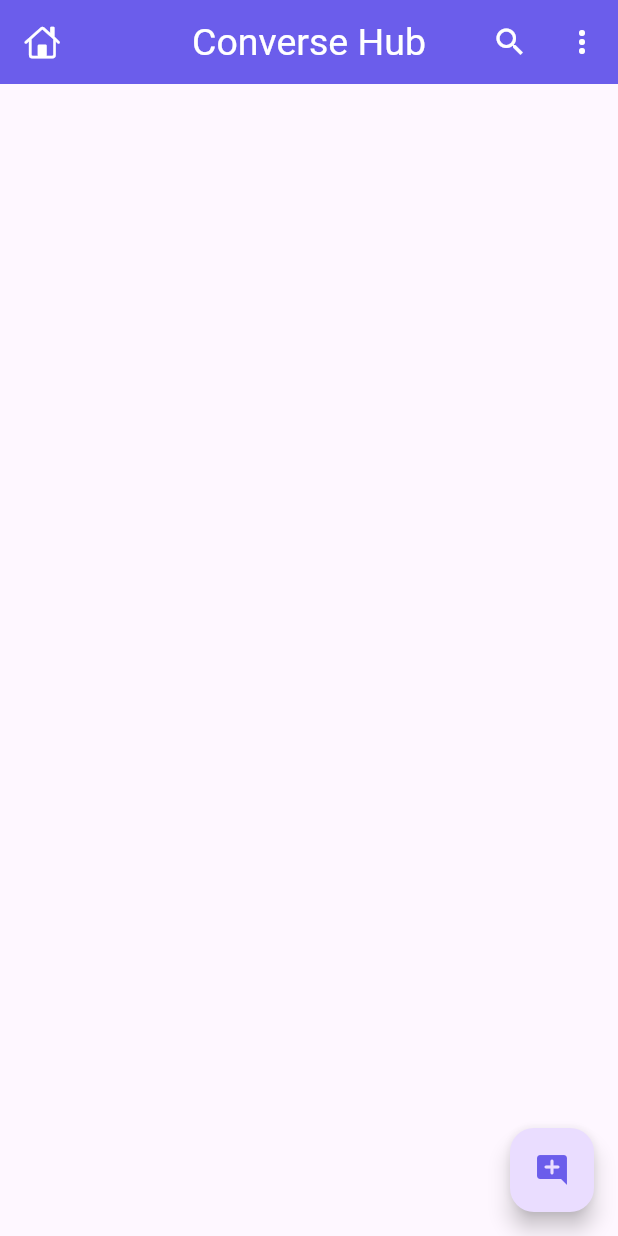
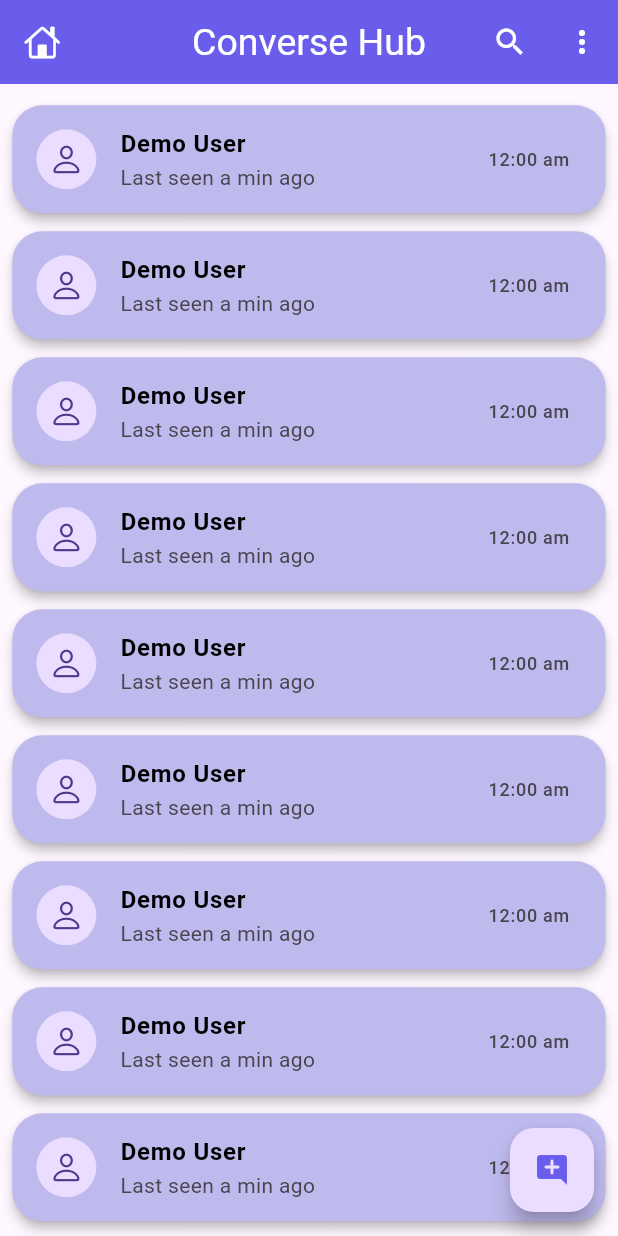
Before and after one commit to harsh082ip/ConverseHub-flutter, a Flutter app: the HomePage screen opened by its route, on a phone screen of 412 x 824 dp. Run offline on Flutter 3.47's test engine with Material 2 defaults, Android fonts, the phone set to English and light mode, and no system bars; our stand-ins replace animate_do, firebase_auth, firebase_core, google_fonts, google_sign_in; accounts and stored records are empty.

Commit message:
Added cards in Home Screen

```diff
--- /dev/null
+++ b/lib/Widgets/chatUserCards.dart
@@ -0,0 +1,44 @@
+import 'package:flutter/cupertino.dart';
+import 'package:flutter/material.dart';
+
+import '../constants/consts.dart';
+import '../main.dart';
+
+class ChatUserCards extends StatefulWidget {
+  const ChatUserCards({super.key});
+
+  @override
+  State<ChatUserCards> createState() => _ChatUserCardsState();
+}
+
+class _ChatUserCardsState extends State<ChatUserCards> {
+  @override
+  Widget build(BuildContext context) {
+    mq = MediaQuery.of(context).size;
+    return Card(
+      margin: EdgeInsets.symmetric(horizontal: mq.width * 0.02, vertical: 6.0),
+      shape: RoundedRectangleBorder(borderRadius: BorderRadius.circular(20.0)),
+      color: cardsBackgroundColor,
+      elevation: 3,
+      child: InkWell(
+        onTap: () {
+          print('cards button pressed');
+        },
+        child: const ListTile(
+          leading: CircleAvatar(
+            child: Icon(CupertinoIcons.person),
+          ),
+          title: Text(
+            'Demo User',
+            style: TextStyle(color: Colors.black, fontWeight: FontWeight.bold),
+          ),
+          subtitle: Text('Last seen a min ago'),
+          trailing: Text(
+            '12:00 am',
+            style: TextStyle(fontSize: 12.0),
+          ),
+        ),
+      ),
+    );
+  }
+}
--- a/lib/constants/consts.dart
+++ b/lib/constants/consts.dart
@@ -4,3 +4,4 @@ const appBarColor = Color.fromARGB(255, 107, 93, 235);
 const loginBackgroundColor = Color.fromARGB(255, 0, 90, 230);
 const googleButtonIconColor = Color.fromARGB(255, 205, 240, 228);
 const snackBarColor = Color.fromARGB(255, 2, 139, 251);
+const cardsBackgroundColor = Color.fromARGB(255, 191, 186, 238);
--- a/lib/screens/home_page.dart
+++ b/lib/screens/home_page.dart
@@ -1,5 +1,8 @@
+import 'package:converse_hub/main.dart';
 import 'package:flutter/cupertino.dart';
 import 'package:flutter/material.dart';
+
+import '../Widgets/chatUserCards.dart';
 
 class HomePage extends StatefulWidget {
   const HomePage({super.key});
@@ -11,6 +14,7 @@ class HomePage extends StatefulWidget {
 class _HomePageState extends State<HomePage> {
   @override
   Widget build(BuildContext context) {
+    mq = MediaQuery.of(context).size;
     return Scaffold(
       //appBar
       appBar: AppBar(
@@ -27,6 +31,7 @@ class _HomePageState extends State<HomePage> {
           IconButton(onPressed: () {}, icon: Icon(Icons.more_vert)),
         ],
       ),
+
       floatingActionButton: FloatingActionButton(
         onPressed: () {},
         child: const Icon(
@@ -34,6 +39,14 @@ class _HomePageState extends State<HomePage> {
           color: Color.fromARGB(255, 107, 93, 235),
         ),
       ),
+
+      body: ListView.builder(
+          physics: BouncingScrollPhysics(),
+          padding: EdgeInsets.only(top: mq.height * 0.01),
+          itemCount: 15,
+          itemBuilder: (context, index) {
+            return ChatUserCards();
+          }),
     );
   }
 }
```
